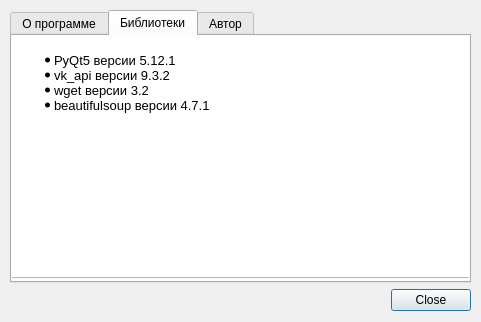
This is gui/about_dialog.ui in qwertyadrian/vk-music-downloader as Qt 5 draws it before an edit. The edited form follows.
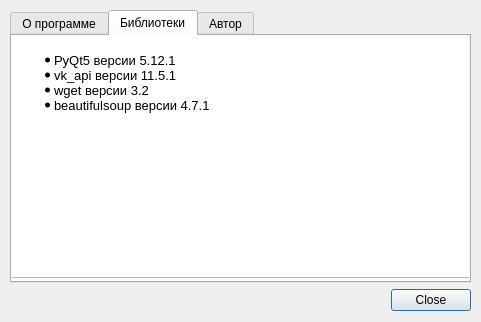
This is the edited form. The open tabs and pages were chosen to show the change.

Patch:
```diff
--- a/gui/about_dialog.ui
+++ b/gui/about_dialog.ui
@@ -88,11 +88,11 @@
 &lt;html&gt;&lt;head&gt;&lt;meta name=&quot;qrichtext&quot; content=&quot;1&quot; /&gt;&lt;style type=&quot;text/css&quot;&gt;
 p, li { white-space: pre-wrap; }
 &lt;/style&gt;&lt;/head&gt;&lt;body style=&quot; font-family:'Noto Sans'; font-size:10pt; font-weight:400; font-style:normal;&quot;&gt;
-&lt;p style=&quot;-qt-paragraph-type:empty; margin-top:0px; margin-bottom:0px; margin-left:0px; margin-right:0px; -qt-block-indent:0; text-indent:0px;&quot;&gt;&lt;br /&gt;&lt;/p&gt;
-&lt;ul style=&quot;margin-top: 0px; margin-bottom: 0px; margin-left: 0px; margin-right: 0px; -qt-list-indent: 1;&quot;&gt;&lt;li style=&quot; margin-top:0px; margin-bottom:0px; margin-left:0px; margin-right:0px; -qt-block-indent:0; text-indent:0px;&quot;&gt;PyQt5 версии 5.12.1&lt;/li&gt;
-&lt;li style=&quot; margin-top:0px; margin-bottom:0px; margin-left:0px; margin-right:0px; -qt-block-indent:0; text-indent:0px;&quot;&gt;vk_api версии 9.3.2&lt;/li&gt;
-&lt;li style=&quot; margin-top:0px; margin-bottom:0px; margin-left:0px; margin-right:0px; -qt-block-indent:0; text-indent:0px;&quot;&gt;wget версии 3.2&lt;/li&gt;
-&lt;li style=&quot; margin-top:0px; margin-bottom:0px; margin-left:0px; margin-right:0px; -qt-block-indent:0; text-indent:0px;&quot;&gt;beautifulsoup версии 4.7.1&lt;/li&gt;&lt;/ul&gt;&lt;/body&gt;&lt;/html&gt;</string>
+&lt;p style=&quot;-qt-paragraph-type:empty; margin-top:0px; margin-bottom:0px; margin-left:0px; margin-right:0px; -qt-block-indent:0; text-indent:0px; font-family:'Noto Sans';&quot;&gt;&lt;br /&gt;&lt;/p&gt;
+&lt;ul style=&quot;margin-top: 0px; margin-bottom: 0px; margin-left: 0px; margin-right: 0px; -qt-list-indent: 1;&quot;&gt;&lt;li style=&quot; font-family:'Noto Sans';&quot; style=&quot; margin-top:0px; margin-bottom:0px; margin-left:0px; margin-right:0px; -qt-block-indent:0; text-indent:0px;&quot;&gt;PyQt5 версии 5.12.1&lt;/li&gt;
+&lt;li style=&quot; font-family:'Noto Sans';&quot; style=&quot; margin-top:0px; margin-bottom:0px; margin-left:0px; margin-right:0px; -qt-block-indent:0; text-indent:0px;&quot;&gt;vk_api версии 11.5.1&lt;/li&gt;
+&lt;li style=&quot; font-family:'Noto Sans';&quot; style=&quot; margin-top:0px; margin-bottom:0px; margin-left:0px; margin-right:0px; -qt-block-indent:0; text-indent:0px;&quot;&gt;wget версии 3.2&lt;/li&gt;
+&lt;li style=&quot; font-family:'Noto Sans';&quot; style=&quot; margin-top:0px; margin-bottom:0px; margin-left:0px; margin-right:0px; -qt-block-indent:0; text-indent:0px;&quot;&gt;beautifulsoup версии 4.7.1&lt;/li&gt;&lt;/ul&gt;&lt;/body&gt;&lt;/html&gt;</string>
         </property>
        </widget>
       </widget>
```
Left out of the diff: 14 changed lines with no effect on the pictures.
